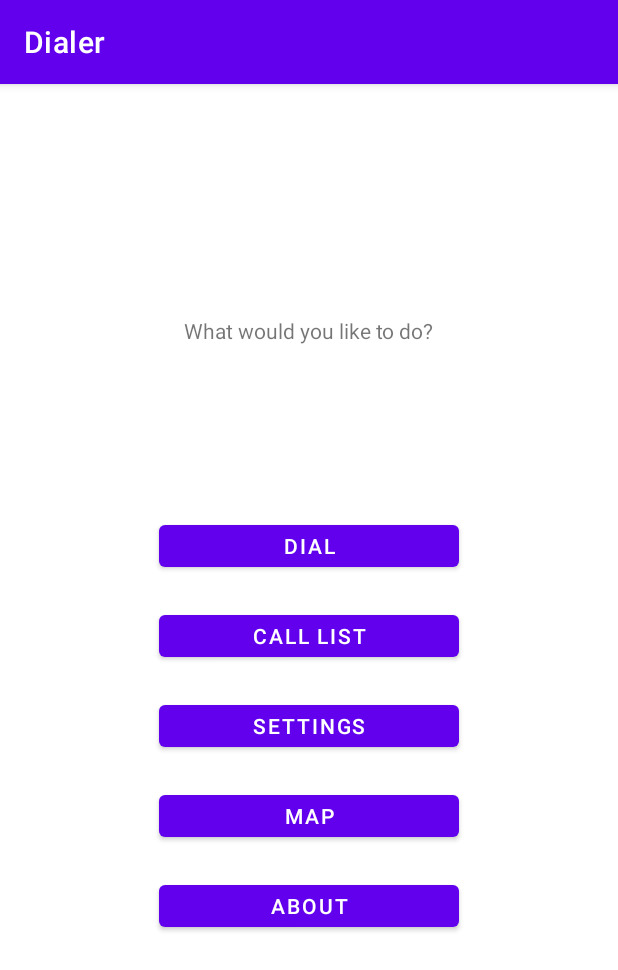
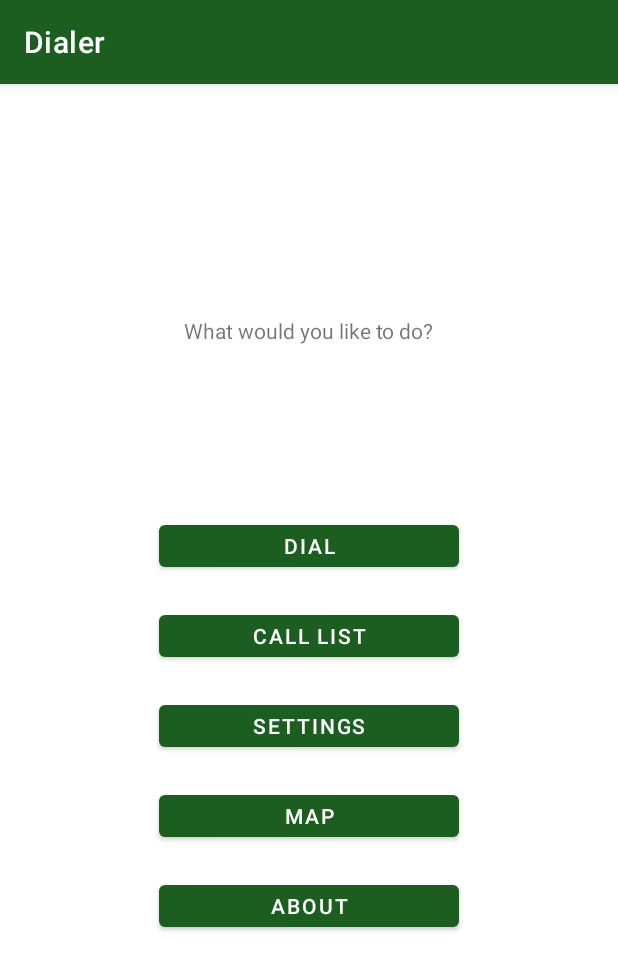
Before and after one commit to MarcusRoos/AndroidJava, an Android app: the screen it shows after launch (MainActivity), on a phone screen of 412 x 824 dp. Shown: the top 970 px of the screen. Run offline under Robolectric (Android 15) with nearby library versions, the phone set to English and light mode, and no system bars.

Commit message:
Changed color.. Apparently not smart to mess in themes.xml (daytime) when it's nighttime.

```diff
--- a/app/src/main/java/se/miun/maro1904/dt031/dialer/MainActivity.java
+++ b/app/src/main/java/se/miun/maro1904/dt031/dialer/MainActivity.java
@@ -11,4 +11,5 @@ public class MainActivity extends AppCompatActivity {
         super.onCreate(savedInstanceState);
         setContentView(R.layout.activity_main);
     }
+
 }
--- a/app/src/main/res/layout-land/activity_main.xml
+++ b/app/src/main/res/layout-land/activity_main.xml
@@ -7,25 +7,25 @@
     tools:context=".MainActivity">
 
     <Button
-        android:id="@+id/button5"
+        android:id="@+id/aboutbutton"
         android:layout_width="120dp"
         android:layout_height="wrap_content"
         android:text="@string/about"
         app:layout_constraintEnd_toEndOf="parent"
         app:layout_constraintHorizontal_bias="0.499"
         app:layout_constraintStart_toStartOf="parent"
-        app:layout_constraintTop_toBottomOf="@+id/button4" />
+        app:layout_constraintTop_toBottomOf="@+id/mapbutton" />
 
     <Button
-        android:id="@+id/button4"
+        android:id="@+id/mapbutton"
         android:layout_width="120dp"
         android:layout_height="wrap_content"
         android:text="@string/map"
-        app:layout_constraintEnd_toEndOf="@+id/textView"
-        app:layout_constraintTop_toBottomOf="@+id/button2" />
+        app:layout_constraintEnd_toEndOf="@+id/greetingsign"
+        app:layout_constraintTop_toBottomOf="@+id/calllistbutton" />
 
     <TextView
-        android:id="@+id/textView"
+        android:id="@+id/greetingsign"
         android:layout_width="wrap_content"
         android:layout_height="wrap_content"
         android:layout_marginBottom="200dp"
@@ -38,33 +38,33 @@
         app:layout_constraintTop_toTopOf="parent" />
 
     <Button
-        android:id="@+id/button"
+        android:id="@+id/dialbutton"
         android:layout_width="120dp"
         android:layout_height="wrap_content"
         android:text="@string/dial"
         app:layout_constraintBottom_toBottomOf="parent"
-        app:layout_constraintEnd_toStartOf="@+id/button2"
-        app:layout_constraintStart_toStartOf="@+id/textView"
+        app:layout_constraintEnd_toStartOf="@+id/calllistbutton"
+        app:layout_constraintStart_toStartOf="@+id/greetingsign"
         app:layout_constraintTop_toTopOf="parent"
         app:layout_constraintVertical_bias="0.382" />
 
     <Button
-        android:id="@+id/button2"
+        android:id="@+id/calllistbutton"
         android:layout_width="120dp"
         android:layout_height="wrap_content"
         android:text="@string/call_list"
         app:layout_constraintBottom_toBottomOf="parent"
-        app:layout_constraintEnd_toEndOf="@+id/textView"
+        app:layout_constraintEnd_toEndOf="@+id/greetingsign"
         app:layout_constraintTop_toTopOf="parent"
         app:layout_constraintVertical_bias="0.382" />
 
     <Button
-        android:id="@+id/button3"
+        android:id="@+id/settingsbutton"
         android:layout_width="120dp"
         android:layout_height="wrap_content"
         android:text="@string/settings"
-        app:layout_constraintEnd_toStartOf="@+id/button4"
-        app:layout_constraintStart_toStartOf="@+id/textView"
-        app:layout_constraintTop_toBottomOf="@+id/button" />
+        app:layout_constraintEnd_toStartOf="@+id/mapbutton"
+        app:layout_constraintStart_toStartOf="@+id/greetingsign"
+        app:layout_constraintTop_toBottomOf="@+id/dialbutton" />
 
 </androidx.constraintlayout.widget.ConstraintLayout>
--- a/app/src/main/res/layout/activity_main.xml
+++ b/app/src/main/res/layout/activity_main.xml
@@ -6,64 +6,65 @@
     android:layout_height="match_parent"
     tools:context=".MainActivity">
 
+
     <Button
-        android:id="@+id/button5"
+        android:id="@+id/aboutbutton"
         android:layout_width="200dp"
         android:layout_height="40dp"
         android:layout_marginBottom="200dp"
-        android:text="ABOUT"
+        android:text="@string/about"
         app:layout_constraintBottom_toBottomOf="parent"
         app:layout_constraintEnd_toEndOf="parent"
         app:layout_constraintStart_toStartOf="parent" />
 
     <Button
-        android:id="@+id/button4"
+        android:id="@+id/mapbutton"
         android:layout_width="200dp"
         android:layout_height="40dp"
         android:layout_marginBottom="20dp"
-        android:text="MAP"
-        app:layout_constraintBottom_toTopOf="@+id/button5"
+        android:text="@string/map"
+        app:layout_constraintBottom_toTopOf="@+id/aboutbutton"
         app:layout_constraintEnd_toEndOf="parent"
         app:layout_constraintStart_toStartOf="parent" />
 
     <TextView
-        android:id="@+id/textView"
+        android:id="@+id/greetingsign"
         android:layout_width="wrap_content"
         android:layout_height="wrap_content"
         android:layout_marginTop="40dp"
-        android:text="What would you like to do?"
-        app:layout_constraintBottom_toTopOf="@+id/button"
+        android:text="@string/what_would_you_like_to_do"
+        app:layout_constraintBottom_toTopOf="@+id/dialbutton"
         app:layout_constraintEnd_toEndOf="parent"
         app:layout_constraintStart_toStartOf="parent"
         app:layout_constraintTop_toTopOf="parent" />
 
     <Button
-        android:id="@+id/button"
+        android:id="@+id/dialbutton"
         android:layout_width="200dp"
         android:layout_height="40dp"
         android:layout_marginBottom="20dp"
-        android:text="DIAL"
-        app:layout_constraintBottom_toTopOf="@+id/button2"
+        android:text="@string/dial"
+        app:layout_constraintBottom_toTopOf="@+id/calllistbutton"
         app:layout_constraintEnd_toEndOf="parent"
         app:layout_constraintStart_toStartOf="parent" />
 
     <Button
-        android:id="@+id/button2"
+        android:id="@+id/calllistbutton"
         android:layout_width="200dp"
         android:layout_height="40dp"
         android:layout_marginBottom="20dp"
-        android:text="CALL LIST"
-        app:layout_constraintBottom_toTopOf="@+id/button3"
+        android:text="@string/call_list"
+        app:layout_constraintBottom_toTopOf="@+id/settingsbutton"
         app:layout_constraintEnd_toEndOf="parent"
         app:layout_constraintStart_toStartOf="parent" />
 
     <Button
-        android:id="@+id/button3"
+        android:id="@+id/settingsbutton"
         android:layout_width="200dp"
         android:layout_height="40dp"
         android:layout_marginBottom="20dp"
-        android:text="SETTINGS"
-        app:layout_constraintBottom_toTopOf="@+id/button4"
+        android:text="@string/settings"
+        app:layout_constraintBottom_toTopOf="@+id/mapbutton"
         app:layout_constraintEnd_toEndOf="parent"
         app:layout_constraintStart_toStartOf="parent" />
 
--- a/app/src/main/res/values-night/themes.xml
+++ b/app/src/main/res/values-night/themes.xml
@@ -2,12 +2,12 @@
     <!-- Base application theme. -->
     <style name="Theme.Dialer" parent="Theme.MaterialComponents.DayNight.DarkActionBar">
         <!-- Primary brand color. -->
-        <item name="colorPrimary">@color/purple_200</item>
-        <item name="colorPrimaryVariant">@color/purple_700</item>
-        <item name="colorOnPrimary">@color/black</item>
+        <item name="colorPrimary">@color/custom</item>
+        <item name="colorPrimaryVariant">@color/custom_dark</item>
+        <item name="colorOnPrimary">@color/white</item>
         <!-- Secondary brand color. -->
-        <item name="colorSecondary">@color/teal_200</item>
-        <item name="colorSecondaryVariant">@color/teal_200</item>
+        <item name="colorSecondary">@color/blue</item>
+        <item name="colorSecondaryVariant">@color/blue_dark</item>
         <item name="colorOnSecondary">@color/black</item>
         <!-- Status bar color. -->
         <item name="android:statusBarColor" tools:targetApi="l">?attr/colorPrimaryVariant</item>
--- a/app/src/main/res/values/colors.xml
+++ b/app/src/main/res/values/colors.xml
@@ -1,10 +1,14 @@
 <?xml version="1.0" encoding="utf-8"?>
 <resources>
-    <color name="purple_200">#FFBB86FC</color>
-    <color name="purple_500">#FF6200EE</color>
-    <color name="purple_700">#FF3700B3</color>
-    <color name="teal_200">#FF03DAC5</color>
-    <color name="teal_700">#FF018786</color>
     <color name="black">#FF000000</color>
+    <color name="custom">#A62929</color>
+    <color name="custom_dark">#871717</color>
     <color name="white">#FFFFFFFF</color>
+    <color name="green">#1B5E20</color>
+    <color name="green_dark">#003300</color>
+    <color name="green_light">#A5D6A7</color>
+    <color name="blue">#0288D1</color>
+    <color name="blue_dark">#005B9F</color>
+    <color name="blue_light">#81D4FA</color>
+
 </resources>
--- a/app/src/main/res/values/strings.xml
+++ b/app/src/main/res/values/strings.xml
@@ -1,3 +1,9 @@
 <resources>
     <string name="app_name">Dialer</string>
+    <string name="about">ABOUT</string>
+    <string name="call_list">CALL LIST</string>
+    <string name="settings">SETTINGS</string>
+    <string name="dial">DIAL</string>
+    <string name="map">MAP</string>
+    <string name="what_would_you_like_to_do">What would you like to do?</string>
 </resources>
--- a/app/src/main/res/values/themes.xml
+++ b/app/src/main/res/values/themes.xml
@@ -2,15 +2,16 @@
     <!-- Base application theme. -->
     <style name="Theme.Dialer" parent="Theme.MaterialComponents.DayNight.DarkActionBar">
         <!-- Primary brand color. -->
-        <item name="colorPrimary">@color/purple_500</item>
-        <item name="colorPrimaryVariant">@color/purple_700</item>
+        <item name="colorPrimary">@color/green</item>
+        <item name="colorPrimaryVariant">@color/green_dark</item>
         <item name="colorOnPrimary">@color/white</item>
         <!-- Secondary brand color. -->
-        <item name="colorSecondary">@color/teal_200</item>
-        <item name="colorSecondaryVariant">@color/teal_700</item>
+        <item name="colorSecondary">@color/blue</item>
+        <item name="colorSecondaryVariant">@color/blue_dark</item>
         <item name="colorOnSecondary">@color/black</item>
         <!-- Status bar color. -->
         <item name="android:statusBarColor" tools:targetApi="l">?attr/colorPrimaryVariant</item>
         <!-- Customize your theme here. -->
+
     </style>
 </resources>
```
